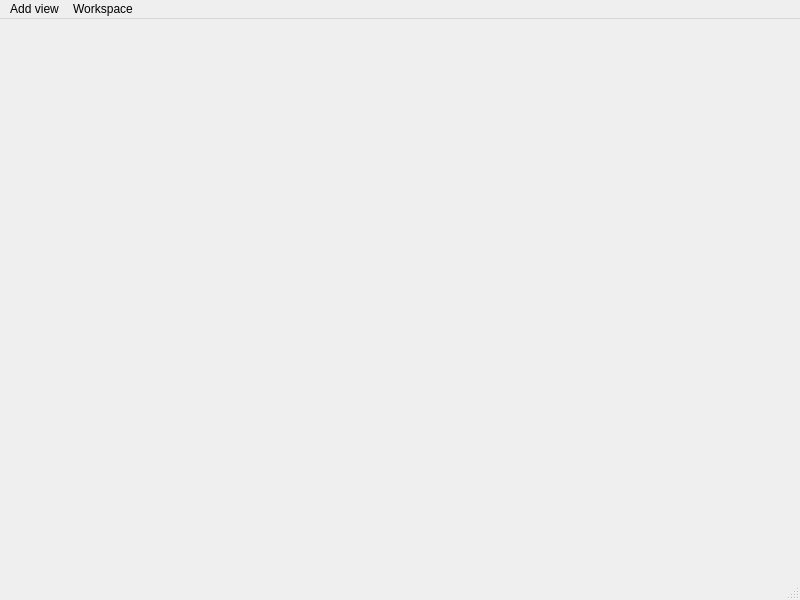
Qt form caqtus/gui/shotviewer/main_window/main_window.ui (light-scattering-iogs/caqtus) before a commit.
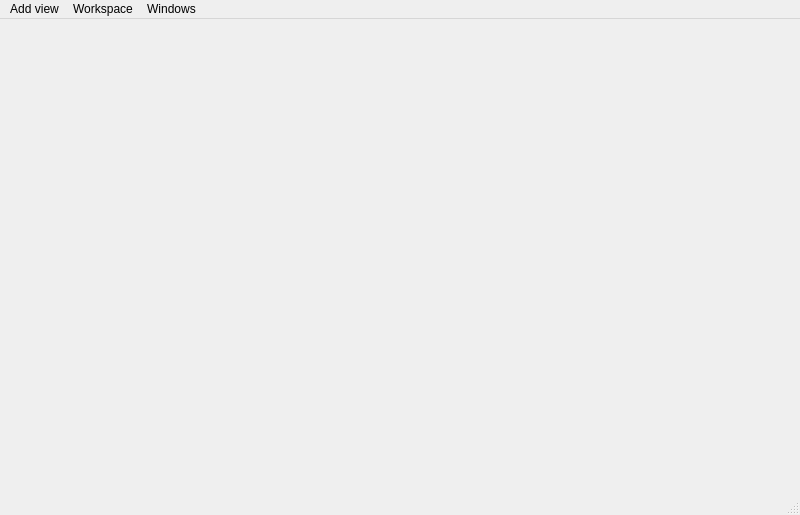
The same form after that commit.

What changed in the file:
```diff
--- a/caqtus/gui/shotviewer/main_window/main_window.ui
+++ b/caqtus/gui/shotviewer/main_window/main_window.ui
@@ -7,7 +7,7 @@
     <x>0</x>
     <y>0</y>
     <width>800</width>
-    <height>600</height>
+    <height>515</height>
    </rect>
   </property>
   <property name="windowTitle">
@@ -35,8 +35,15 @@
     <addaction name="action_save_workspace_as"/>
     <addaction name="action_load_workspace"/>
    </widget>
+   <widget class="QMenu" name="menuWindows">
+    <property name="title">
+     <string>Windows</string>
+    </property>
+    <addaction name="tile_action"/>
+   </widget>
    <addaction name="menu_add_view"/>
    <addaction name="menuWorkspace"/>
+   <addaction name="menuWindows"/>
   </widget>
   <widget class="QStatusBar" name="statusbar"/>
   <action name="action_save_workspace_as">
```
Left out of the diff: 5 changed lines with no effect on the pictures.
